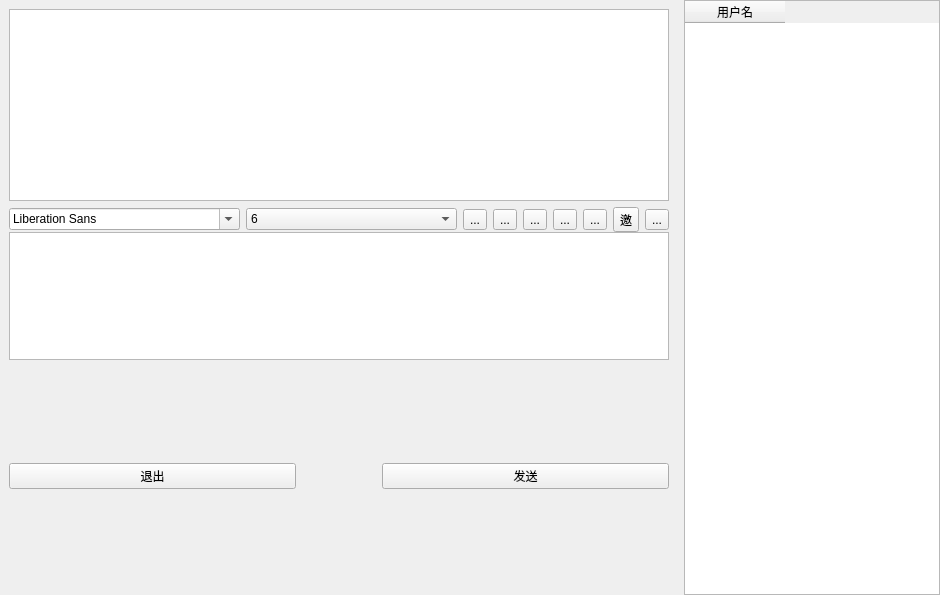
Ph0m1/Chatroom, file widget.ui: the form before one commit.
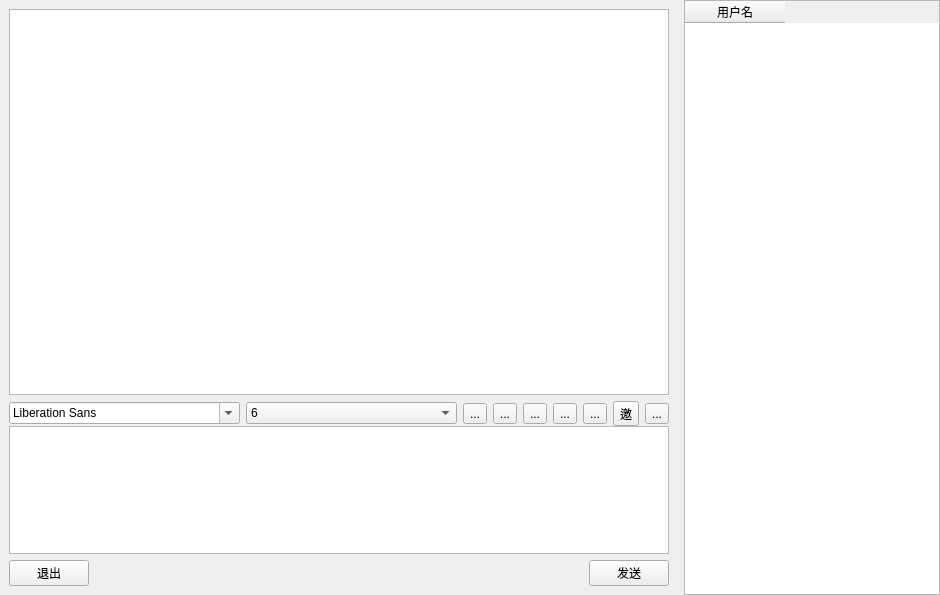
The form after the commit. Icons and pictures are not drawn.

Diff of the .ui file:
```diff
--- a/widget.ui
+++ b/widget.ui
@@ -396,9 +396,9 @@
              </widget>
             </item>
             <item>
-             <spacer name="horizontalSpacer_3">
+             <spacer name="horizontalSpacer">
               <property name="orientation">
-               <enum>Qt::Orientation::Vertical</enum>
+               <enum>Qt::Orientation::Horizontal</enum>
               </property>
               <property name="sizeHint" stdset="0">
                <size>
@@ -409,9 +409,9 @@
              </spacer>
             </item>
             <item>
-             <spacer name="horizontalSpacer">
+             <spacer name="horizontalSpacer_2">
               <property name="orientation">
-               <enum>Qt::Orientation::Vertical</enum>
+               <enum>Qt::Orientation::Horizontal</enum>
               </property>
               <property name="sizeHint" stdset="0">
                <size>
```
